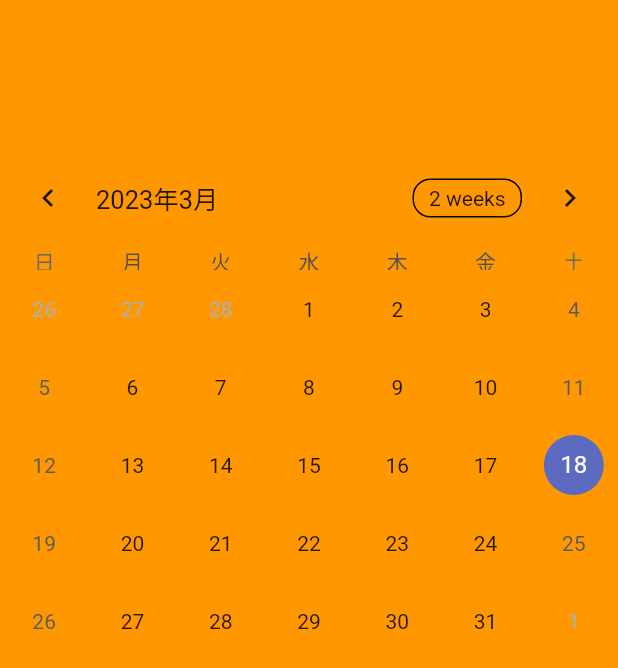
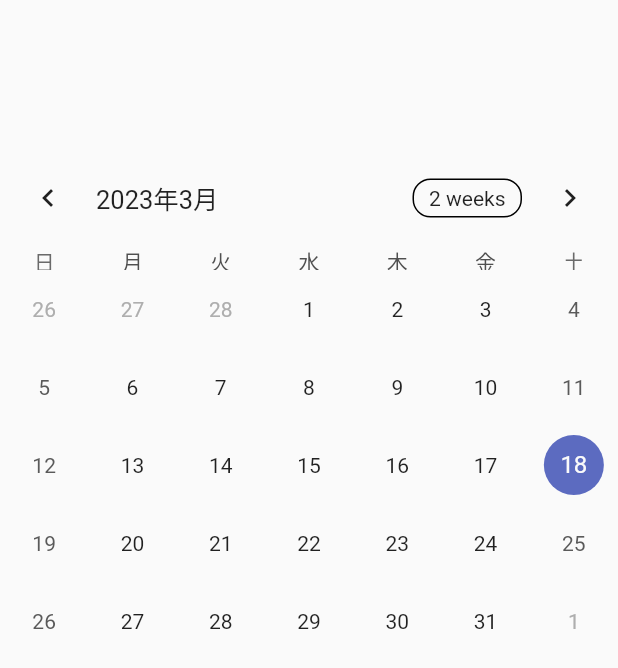
Before and after one commit to yukinkomob/FlutterReserveApp, a Flutter app: the screen it shows after launch, on a phone screen of 412 x 824 dp. Shown: the top 668 px of the screen. Run offline on Flutter 3.47's test engine with Material 2 defaults, Android fonts, the phone set to English and light mode, and no system bars; drawn by our look-alikes of table_calendar.

Commit message:
背景色指定を削除

```diff
--- a/lib/calendar_page.dart
+++ b/lib/calendar_page.dart
@@ -32,7 +32,6 @@ class _CalendarPageState extends State<CalendarPage> {
   @override
   Widget build(BuildContext context) {
     return Scaffold(
-      backgroundColor: Colors.orange,
       body: Center(
         child: Column(
           children: [
```
